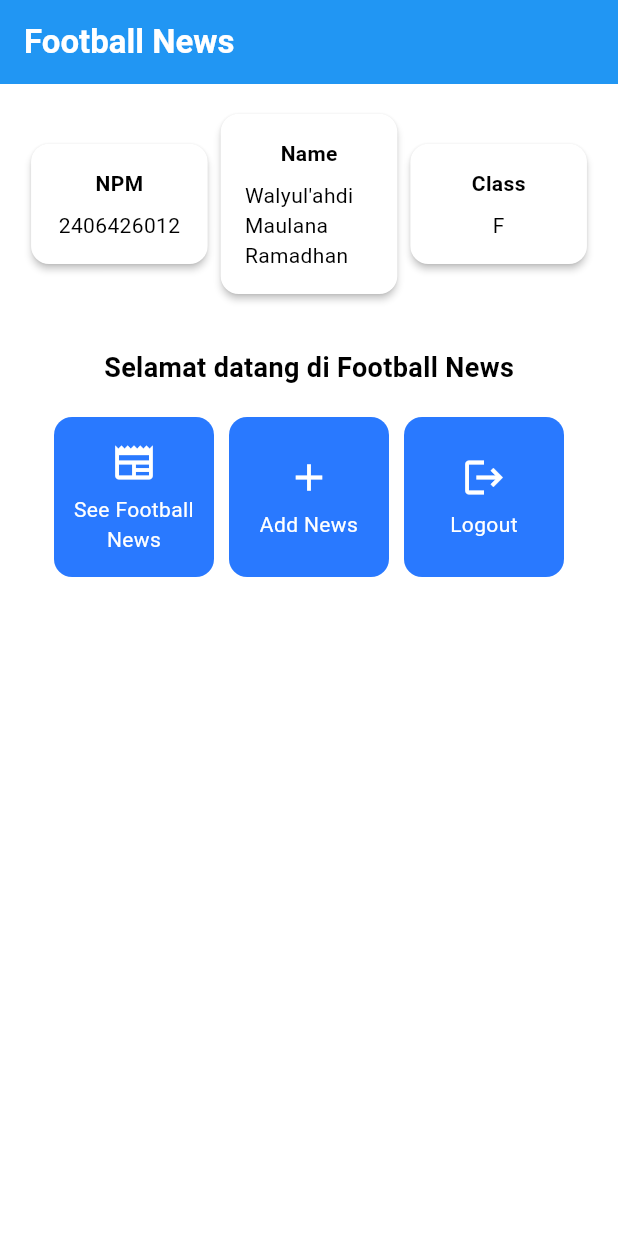
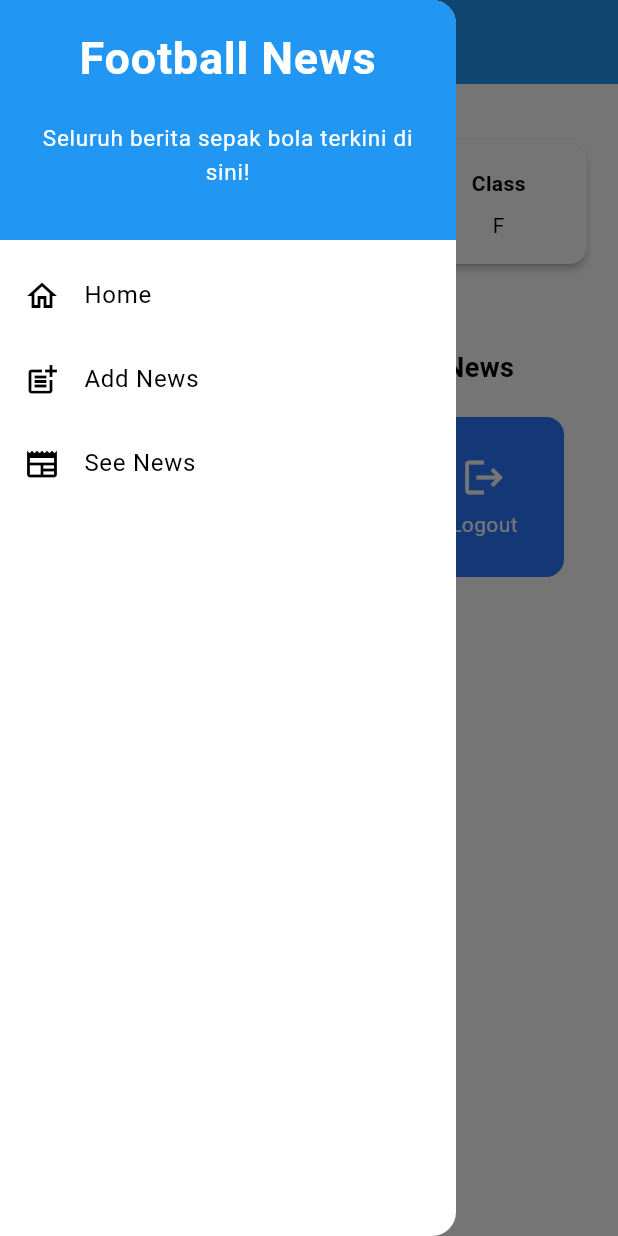
Before and after one commit to ramawym/football-news-mobile, a Flutter app: the screen it shows after launch, with the side drawer open (before the commit the screen has no drawer), on a phone screen of 412 x 824 dp. Run offline on Flutter 3.47's test engine with Material 3 defaults, Android fonts, the phone set to English and light mode, and no system bars.

Commit message:
tutorial 7 selesai

```diff
--- a/lib/menu.dart
+++ b/lib/menu.dart
@@ -1,4 +1,6 @@
 import 'package:flutter/material.dart';
+import 'package:football_news/widgets/left_drawer.dart';
+import 'package:football_news/newslist_form.dart';
 
 class MyHomePage extends StatelessWidget {
   MyHomePage({super.key});
@@ -23,6 +25,7 @@ class MyHomePage extends StatelessWidget {
         // Warna latar belakang AppBar diambil dari skema warna tema aplikasi.
         backgroundColor: Theme.of(context).colorScheme.primary,
       ),
+      drawer: LeftDrawer(),
       // Body halaman dengan padding di sekelilingnya.
       body: Padding(
         padding: const EdgeInsets.all(16.0),
@@ -86,8 +89,8 @@ class MyHomePage extends StatelessWidget {
   }
 
   final List<ItemHomepage> items = [
-    ItemHomepage("See Football News", Icons.newspaper),
-    ItemHomepage("Add News", Icons.add),
+    ItemHomepage("Lihat Berita", Icons.newspaper),
+    ItemHomepage("Tambah Berita", Icons.add),
     ItemHomepage("Logout", Icons.logout),
   ];
 
@@ -165,6 +168,14 @@ class ItemCard extends StatelessWidget {
             ..hideCurrentSnackBar()
             ..showSnackBar(SnackBar(
                 content: Text("Kamu telah menekan tombol ${item.name}!")));
+
+          // Navigate ke route yang sesuai (tergantung jenis tombol)
+          if (item.name == "Tambah Berita") {
+            Navigator.push(
+              context,
+              MaterialPageRoute(builder: (context) => const NewsFormPage()),
+            );
+          }
         },
         // Container untuk menyimpan Icon dan Text
         child: Container(
--- /dev/null
+++ b/lib/widgets/left_drawer.dart
@@ -0,0 +1,79 @@
+import 'package:flutter/material.dart';
+import 'package:football_news/menu.dart';
+import 'package:football_news/newslist_form.dart';
+
+class LeftDrawer extends StatelessWidget {
+  const LeftDrawer({super.key});
+
+  @override
+  Widget build(BuildContext context) {
+    return Drawer(
+      child: ListView(
+        children: [
+          const DrawerHeader(
+            decoration: BoxDecoration(
+              color: Colors.blue,
+            ),
+            child: Column(
+              children: [
+                Text(
+                  'Football News',
+                  textAlign: TextAlign.center,
+                  style: TextStyle(
+                    fontSize: 30,
+                    fontWeight: FontWeight.bold,
+                    color: Colors.white,
+                  ),
+                ),
+                const Padding(padding: EdgeInsets.all(10)),
+                Text(
+                  "Seluruh berita sepak bola terkini di sini!",
+                  textAlign: TextAlign.center,
+                  style: TextStyle(
+                    fontSize: 15,
+                    color: Colors.white,
+                    fontWeight: FontWeight.normal,
+                  ),
+                ),
+              ],
+            ),
+          ),
+          ListTile(
+            leading: const Icon(Icons.home_outlined),
+            title: const Text('Home'),
+            // Bagian redirection ke MyHomePage
+            onTap: () {
+              Navigator.pushReplacement(
+                  context,
+                  MaterialPageRoute(
+                    builder: (context) => MyHomePage(),
+                  ));
+            },
+          ),
+          ListTile(
+            leading: const Icon(Icons.post_add),
+            title: const Text('Add News'),
+            // Bagian redirection ke NewsFormPage
+            onTap: () {
+              Navigator.push(
+                context,
+                MaterialPageRoute(builder: (context) => const NewsFormPage()),
+              );
+            },
+          ),
+          ListTile(
+            leading: const Icon(Icons.newspaper),
+            title: const Text('See News'),
+            // Bagian redirection ke halaman melihat news
+            onTap: () {
+              Navigator.pushReplacement(
+                context,
+                MaterialPageRoute(builder: (context) => MyHomePage()),
+              );
+            },
+          ),
+        ],
+      ),
+    );
+  }
+}
```
Also changed, not shown: lib/newslist_form.dart (added, +208 -0 lines).
